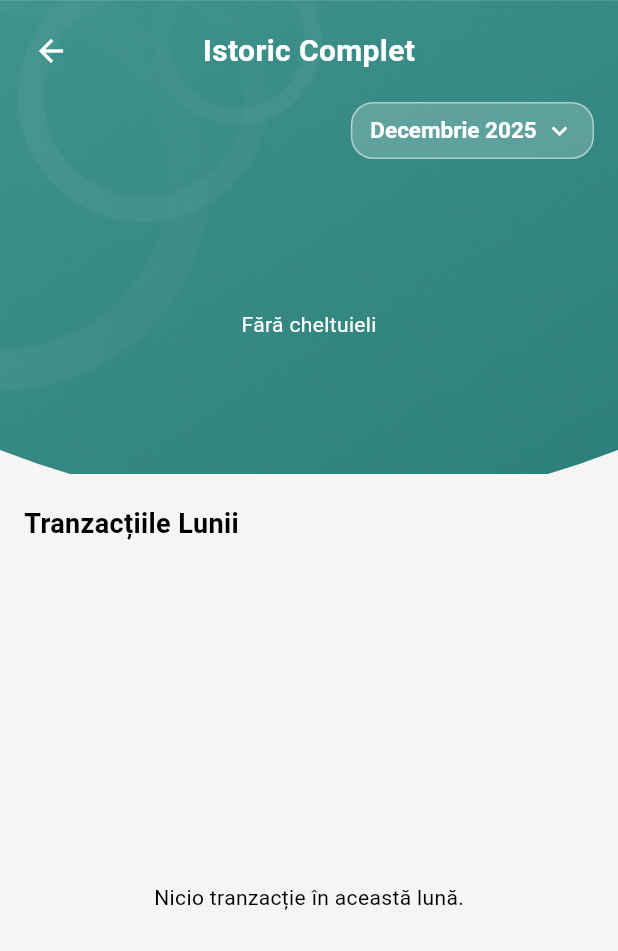
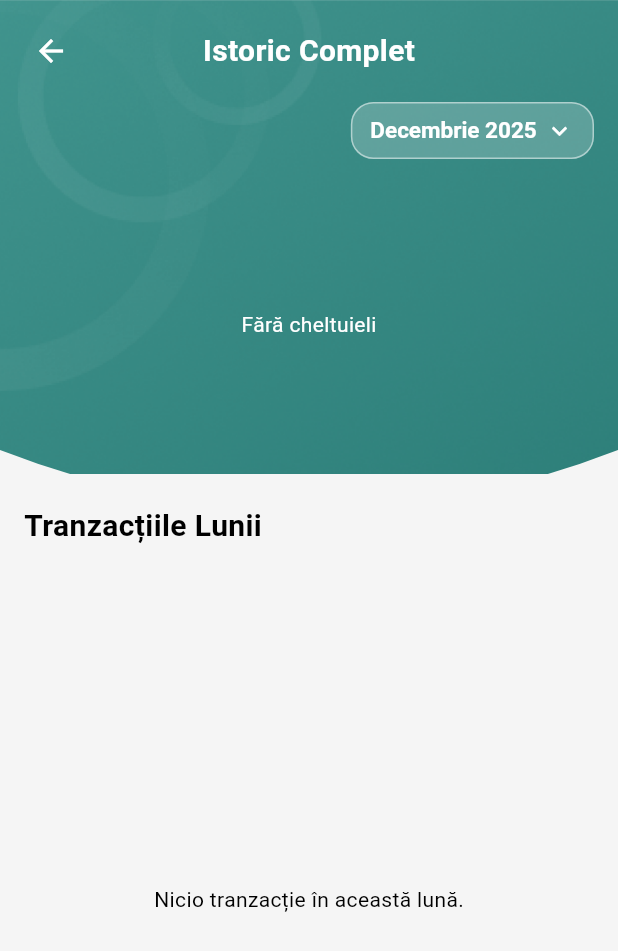
Before and after one commit to danibanu98/expense_tracker_flutter, a Flutter app: the AllTransactionsPage screen opened directly, on a phone screen of 412 x 824 dp. Shown: the top 951 px of the screen. Run offline on Flutter 3.47's test engine with Material 3 defaults, Android fonts, the light colour scheme and no system bars; our stand-ins replace cloud_firestore, firebase_auth, firebase_core, fl_chart, random_string, shared_preferences; accounts and stored records are empty.

Commit message:
revizie completa

```diff
--- a/lib/ui/all_transactions_page.dart
+++ b/lib/ui/all_transactions_page.dart
@@ -274,7 +274,7 @@ class _AllTransactionsPageState extends State<AllTransactionsPage> {
                             Text(
                               'Tranzacțiile Lunii',
                               style: TextStyle(
-                                fontSize: 18,
+                                fontSize: 20,
                                 fontWeight: FontWeight.bold,
                               ),
                             ),
```
Also changed, not shown: lib/ui/statistics_page.dart (+8 -6 lines).
